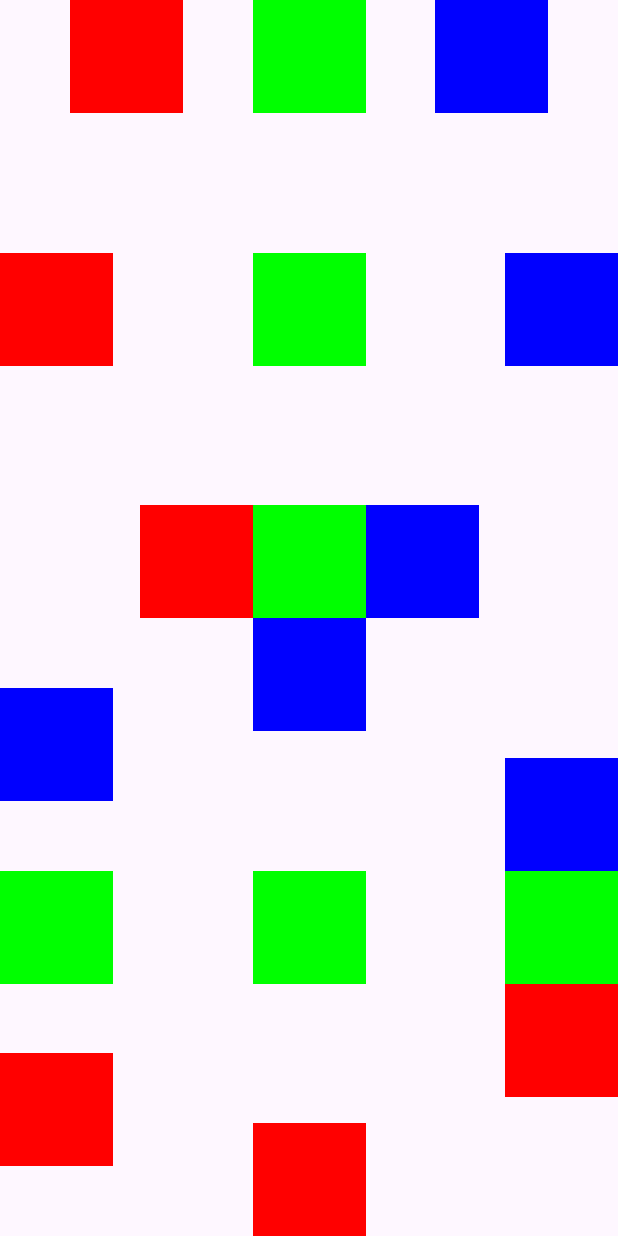
After one commit to ljwoo1005/kotlinStudy, an Android app: the ConstraintLayout03 screen opened directly, with no data from a screen before it, on a phone screen of 412 x 824 dp. The commit adds this screen. Run offline under Robolectric (Android 15) with nearby library versions, the phone set to English and light mode, and no system bars.

Commit message:
2025.09.17 ConstraintLayout 추가

```diff
--- /dev/null
+++ b/ch07/src/main/java/com/example/ch07/constraintlayout03/ConstraintLayout03.kt
@@ -0,0 +1,21 @@
+package com.example.ch07.constraintlayout03
+
+import android.os.Bundle
+import androidx.activity.enableEdgeToEdge
+import androidx.appcompat.app.AppCompatActivity
+import androidx.core.view.ViewCompat
+import androidx.core.view.WindowInsetsCompat
+import com.example.ch07.R
+
+class ConstraintLayout03 : AppCompatActivity() {
+    override fun onCreate(savedInstanceState: Bundle?) {
+        super.onCreate(savedInstanceState)
+        enableEdgeToEdge()
+        setContentView(R.layout.activity_constraint_layout03)
+        ViewCompat.setOnApplyWindowInsetsListener(findViewById(R.id.main)) { v, insets ->
+            val systemBars = insets.getInsets(WindowInsetsCompat.Type.systemBars())
+            v.setPadding(systemBars.left, systemBars.top, systemBars.right, systemBars.bottom)
+            insets
+        }
+    }
+}
--- /dev/null
+++ b/ch07/src/main/res/layout/activity_constraint_layout03.xml
@@ -0,0 +1,292 @@
+<?xml version="1.0" encoding="utf-8"?>
+<androidx.constraintlayout.widget.ConstraintLayout xmlns:android="http://schemas.android.com/apk/res/android"
+    xmlns:app="http://schemas.android.com/apk/res-auto"
+    xmlns:tools="http://schemas.android.com/tools"
+    android:id="@+id/main"
+    android:layout_width="match_parent"
+    android:layout_height="match_parent"
+    tools:context=".constraintlayout03.ConstraintLayout03">
+
+    <!--
+        * Chain : 여러 View들을 수직, 수평으로 나열하는 방법
+          Chain은 나열하는 View들의 대표가 되는 Head 요소에 의해 스타일이 결정된다.
+        - layout_constraintHorizontal_chainStyle : 수평 방향 체인 스타일 결정
+        - layout_constraintVertical_chainStyle : 수직 방향 체인 스타일 결정
+
+        Chain은 spread / spread_inside / packed 유형으로 나눌 수 있다.
+        default : spread
+    -->
+    <androidx.constraintlayout.widget.ConstraintLayout
+        android:id="@+id/chainLayout01"
+        android:layout_width="match_parent"
+        android:layout_height="0dp"
+        app:layout_constraintTop_toTopOf="parent"
+        app:layout_constraintStart_toStartOf="parent"
+        app:layout_constraintEnd_toEndOf="parent"
+        app:layout_constraintBottom_toTopOf="@+id/chainLayout02"
+        app:layout_constraintVertical_weight="1">
+
+        <!-- layout_constraintHorizontal_chainStyle = spread -->
+        <androidx.constraintlayout.widget.ConstraintLayout
+            android:id="@+id/cl_01"
+            android:layout_width="match_parent"
+            android:layout_height="wrap_content"
+            app:layout_constraintTop_toTopOf="parent"
+            app:layout_constraintBottom_toBottomOf="parent"
+            app:layout_constraintStart_toStartOf="parent"
+            app:layout_constraintEnd_toEndOf="parent"
+            app:layout_constraintVertical_bias="0.0">
+
+            <TextView
+                android:id="@+id/firstHead"
+                android:layout_width="75dp"
+                android:layout_height="75dp"
+                android:background="#FF0000"
+                app:layout_constraintHorizontal_chainStyle="spread"
+                app:layout_constraintTop_toTopOf="parent"
+                app:layout_constraintStart_toStartOf="parent"
+                app:layout_constraintEnd_toStartOf="@+id/firstMiddle"/>
+
+            <TextView
+                android:id="@+id/firstMiddle"
+                android:layout_width="75dp"
+                android:layout_height="75dp"
+                android:background="#00FF00"
+                app:layout_constraintTop_toTopOf="parent"
+                app:layout_constraintStart_toEndOf="@+id/firstHead"
+                app:layout_constraintEnd_toStartOf="@+id/firstEnd"/>
+
+            <TextView
+                android:id="@+id/firstEnd"
+                android:layout_width="75dp"
+                android:layout_height="75dp"
+                android:background="#0000FF"
+                app:layout_constraintTop_toTopOf="parent"
+                app:layout_constraintStart_toEndOf="@+id/firstMiddle"
+                app:layout_constraintEnd_toEndOf="parent"/>
+
+        </androidx.constraintlayout.widget.ConstraintLayout>
+
+        <!-- layout_constraintHorizontal_chainStyle = spread_inside -->
+        <androidx.constraintlayout.widget.ConstraintLayout
+            android:id="@+id/cl_02"
+            android:layout_width="match_parent"
+            android:layout_height="wrap_content"
+            app:layout_constraintTop_toTopOf="parent"
+            app:layout_constraintBottom_toBottomOf="parent"
+            app:layout_constraintStart_toStartOf="parent"
+            app:layout_constraintEnd_toEndOf="parent">
+
+            <TextView
+                android:id="@+id/secondHead"
+                android:layout_width="75dp"
+                android:layout_height="75dp"
+                android:background="#FF0000"
+                app:layout_constraintHorizontal_chainStyle="spread_inside"
+                app:layout_constraintTop_toTopOf="parent"
+                app:layout_constraintStart_toStartOf="parent"
+                app:layout_constraintEnd_toStartOf="@+id/secondMiddle"/>
+
+            <TextView
+                android:id="@+id/secondMiddle"
+                android:layout_width="75dp"
+                android:layout_height="75dp"
+                android:background="#00FF00"
+                app:layout_constraintTop_toTopOf="parent"
+                app:layout_constraintStart_toEndOf="@+id/secondHead"
+                app:layout_constraintEnd_toStartOf="@+id/secondEnd"/>
+
+            <TextView
+                android:id="@+id/secondEnd"
+                android:layout_width="75dp"
+                android:layout_height="75dp"
+                android:background="#0000FF"
+                app:layout_constraintTop_toTopOf="parent"
+                app:layout_constraintStart_toEndOf="@+id/secondMiddle"
+                app:layout_constraintEnd_toEndOf="parent"/>
+
+        </androidx.constraintlayout.widget.ConstraintLayout>
+
+        <!-- layout_constraintHorizontal_chainStyle = packed -->
+        <androidx.constraintlayout.widget.ConstraintLayout
+            android:id="@+id/cl_03"
+            android:layout_width="match_parent"
+            android:layout_height="wrap_content"
+            app:layout_constraintTop_toTopOf="parent"
+            app:layout_constraintBottom_toBottomOf="parent"
+            app:layout_constraintStart_toStartOf="parent"
+            app:layout_constraintEnd_toEndOf="parent"
+            app:layout_constraintVertical_bias="1.0">
+
+            <TextView
+                android:id="@+id/thirdHead"
+                android:layout_width="75dp"
+                android:layout_height="75dp"
+                android:background="#FF0000"
+                app:layout_constraintHorizontal_chainStyle="packed"
+                app:layout_constraintTop_toTopOf="parent"
+                app:layout_constraintStart_toStartOf="parent"
+                app:layout_constraintEnd_toStartOf="@+id/thirdMiddle"/>
+
+            <TextView
+                android:id="@+id/thirdMiddle"
+                android:layout_width="75dp"
+                android:layout_height="75dp"
+                android:background="#00FF00"
+                app:layout_constraintTop_toTopOf="parent"
+                app:layout_constraintStart_toEndOf="@+id/thirdHead"
+                app:layout_constraintEnd_toStartOf="@+id/thirdEnd"/>
+
+            <TextView
+                android:id="@+id/thirdEnd"
+                android:layout_width="75dp"
+                android:layout_height="75dp"
+                android:background="#0000FF"
+                app:layout_constraintTop_toTopOf="parent"
+                app:layout_constraintStart_toEndOf="@+id/thirdMiddle"
+                app:layout_constraintEnd_toEndOf="parent"/>
+
+        </androidx.constraintlayout.widget.ConstraintLayout>
+
+    </androidx.constraintlayout.widget.ConstraintLayout>
+
+    <androidx.constraintlayout.widget.ConstraintLayout
+        android:id="@+id/chainLayout02"
+        android:layout_width="0dp"
+        android:layout_height="0dp"
+        app:layout_constraintTop_toBottomOf="@+id/chainLayout01"
+        app:layout_constraintStart_toStartOf="parent"
+        app:layout_constraintEnd_toEndOf="parent"
+        app:layout_constraintBottom_toBottomOf="parent"
+        app:layout_constraintVertical_weight="1">
+
+        <!-- layout_constraintVertical_chainStyle="spread" -->
+        <androidx.constraintlayout.widget.ConstraintLayout
+            android:id="@+id/cl_04"
+            android:layout_width="wrap_content"
+            android:layout_height="match_parent"
+            app:layout_constraintTop_toTopOf="parent"
+            app:layout_constraintBottom_toBottomOf="parent"
+            app:layout_constraintStart_toStartOf="parent"
+            app:layout_constraintEnd_toEndOf="parent"
+            app:layout_constraintHorizontal_bias="0.0">
+
+            <TextView
+                android:id="@+id/fourthHead"
+                android:layout_width="75dp"
+                android:layout_height="75dp"
+                android:background="#0000FF"
+                app:layout_constraintVertical_chainStyle="spread"
+                app:layout_constraintStart_toStartOf="parent"
+                app:layout_constraintTop_toTopOf="parent"
+                app:layout_constraintBottom_toTopOf="@+id/fourthMiddle"/>
+
+            <TextView
+                android:id="@+id/fourthMiddle"
+                android:layout_width="75dp"
+                android:layout_height="75dp"
+                android:background="#00FF00"
+                app:layout_constraintStart_toStartOf="parent"
+                app:layout_constraintTop_toBottomOf="@+id/fourthHead"
+                app:layout_constraintBottom_toTopOf="@+id/fourthEnd"/>
+
+            <TextView
+                android:id="@+id/fourthEnd"
+                android:layout_width="75dp"
+                android:layout_height="75dp"
+                android:background="#FF0000"
+                app:layout_constraintStart_toStartOf="parent"
+                app:layout_constraintTop_toBottomOf="@+id/fourthMiddle"
+                app:layout_constraintBottom_toBottomOf="parent"/>
+
+        </androidx.constraintlayout.widget.ConstraintLayout>
+
+        <!-- layout_constraintVertical_chainStyle="spread_inside" -->
+        <androidx.constraintlayout.widget.ConstraintLayout
+            android:id="@+id/cl_05"
+            android:layout_width="wrap_content"
+            android:layout_height="match_parent"
+            app:layout_constraintTop_toTopOf="parent"
+            app:layout_constraintBottom_toBottomOf="parent"
+            app:layout_constraintStart_toStartOf="parent"
+            app:layout_constraintEnd_toEndOf="parent">
+
+            <TextView
+                android:id="@+id/fifthHead"
+                android:layout_width="75dp"
+                android:layout_height="75dp"
+                android:background="#0000FF"
+                app:layout_constraintVertical_chainStyle="spread_inside"
+                app:layout_constraintStart_toStartOf="parent"
+                app:layout_constraintTop_toTopOf="parent"
+                app:layout_constraintBottom_toTopOf="@+id/fifthMiddle"/>
+
+            <TextView
+                android:id="@+id/fifthMiddle"
+                android:layout_width="75dp"
+                android:layout_height="75dp"
+                android:background="#00FF00"
+                app:layout_constraintStart_toStartOf="parent"
+                app:layout_constraintTop_toBottomOf="@+id/fifthHead"
+                app:layout_constraintBottom_toTopOf="@+id/fifthEnd"/>
+
+            <TextView
+                android:id="@+id/fifthEnd"
+                android:layout_width="75dp"
+                android:layout_height="75dp"
+                android:background="#FF0000"
+                app:layout_constraintStart_toStartOf="parent"
+                app:layout_constraintTop_toBottomOf="@+id/fifthMiddle"
+                app:layout_constraintBottom_toBottomOf="parent"/>
+
+        </androidx.constraintlayout.widget.ConstraintLayout>
+
+        <!-- layout_constraintVertical_chainStyle="packed" -->
+        <androidx.constraintlayout.widget.ConstraintLayout
+            android:id="@+id/cl_06"
+            android:layout_width="wrap_content"
+            android:layout_height="match_parent"
+            app:layout_constraintTop_toTopOf="parent"
+            app:layout_constraintBottom_toBottomOf="parent"
+            app:layout_constraintStart_toStartOf="parent"
+            app:layout_constraintEnd_toEndOf="parent"
+            app:layout_constraintHorizontal_bias="1.0">
+
+            <TextView
+                android:id="@+id/sixthHead"
+                android:layout_width="75dp"
+                android:layout_height="75dp"
+                android:background="#0000FF"
+                app:layout_constraintVertical_chainStyle="packed"
+                app:layout_constraintStart_toStartOf="parent"
+                app:layout_constraintTop_toTopOf="parent"
+                app:layout_constraintBottom_toTopOf="@+id/sixthMiddle"/>
+
+            <TextView
+                android:id="@+id/sixthMiddle"
+                android:layout_width="75dp"
+                android:layout_height="75dp"
+                android:background="#00FF00"
+                app:layout_constraintStart_toStartOf="parent"
+                app:layout_constraintTop_toBottomOf="@+id/sixthHead"
+                app:layout_constraintBottom_toTopOf="@+id/sixthEnd"/>
+
+            <TextView
+                android:id="@+id/sixthEnd"
+                android:layout_width="75dp"
+                android:layout_height="75dp"
+                android:background="#FF0000"
+                app:layout_constraintStart_toStartOf="parent"
+                app:layout_constraintTop_toBottomOf="@+id/sixthMiddle"
+                app:layout_constraintBottom_toBottomOf="parent"/>
+
+        </androidx.constraintlayout.widget.ConstraintLayout>
+
+    </androidx.constraintlayout.widget.ConstraintLayout>
+
+
+
+
+
+
+</androidx.constraintlayout.widget.ConstraintLayout>
```
Also changed, not shown: ch07/src/main/AndroidManifest.xml (+7 -1 lines), ch07/src/main/java/com/example/ch07/constraintlayout02/ConstraintLayout02.kt (added, +21 -0 lines), ch07/src/main/res/layout/activity_constraint_layout01.xml (+22 -1 lines), ch07/src/main/res/layout/activity_constraint_layout02.xml (added, +139 -0 lines).
